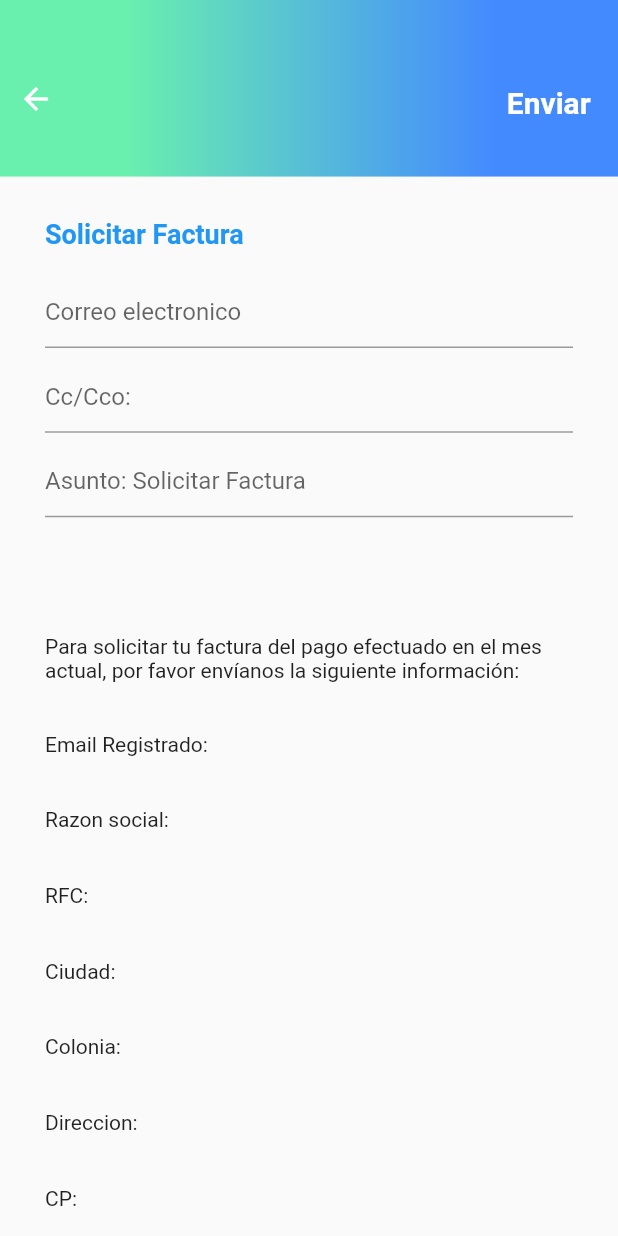
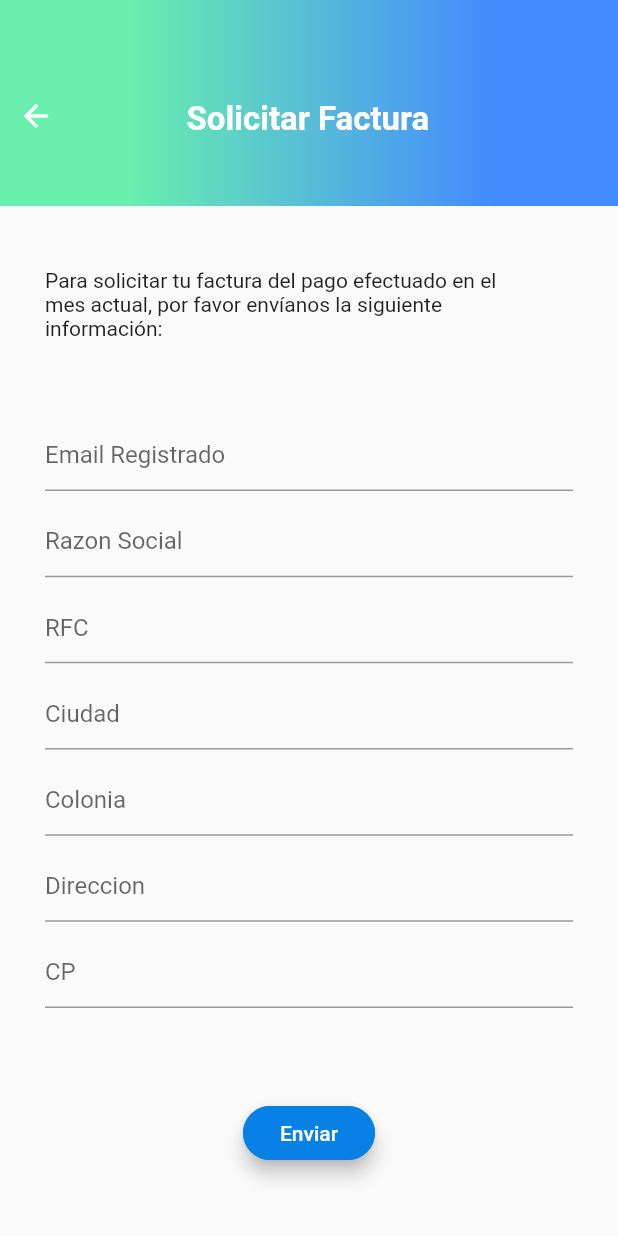
Before and after one commit to incafox/treinoApp, a Flutter app: the SolicitaFactura screen opened directly, on a phone screen of 412 x 824 dp. Run offline on Flutter 3.47's test engine with Material 2 defaults, Android fonts, the phone set to English and light mode, and no system bars; our stand-ins replace dio, flutter_bloc, flutter_map, google_maps_flutter, latlong; missing offline and left inert: rabbit_converter, unorm_dart.

Commit message:
Solicitar factura avance

```diff
--- a/lib/main.dart
+++ b/lib/main.dart
@@ -10,8 +10,7 @@ import 'package:treino/states/externalControlTab.dart';
 import 'package:treino/states/getSolicitudes.dart';
 import 'package:treino/states/getSolicitudesPasadas.dart';
 import 'package:treino/states/gymsPerCategory.dart';
-import 'dart:async';
-
+import 'package:treino/states/solicitarfactura.dart';
 import 'package:treino/states/login.dart';
 import 'package:treino/states/membresias.dart';
 import 'package:treino/states/recoverpass.dart';
@@ -48,6 +47,9 @@ class MyApp extends StatelessWidget {
           ),
           BlocProvider<SolicitudesCubit>(
             create: (BuildContext context) => SolicitudesCubit(),
+          ),
+          BlocProvider<SolicitarFacturaCubit>(
+            create: (BuildContext context) => SolicitarFacturaCubit(),
           ),
           BlocProvider<SolicitudesPasadasCubit>(
             create: (BuildContext context) => SolicitudesPasadasCubit(),
--- a/lib/solicita_factura/solicita_factura.dart
+++ b/lib/solicita_factura/solicita_factura.dart
@@ -1,4 +1,5 @@
 import 'package:flutter/material.dart';
+import 'package:treino/states/solicitarfactura.dart';
 
 class SolicitaFactura extends StatefulWidget {
   @override
@@ -6,6 +7,15 @@ class SolicitaFactura extends StatefulWidget {
 }
 
 class _SolicitaFacturaState extends State<SolicitaFactura> {
+
+  TextEditingController email = TextEditingController();
+  TextEditingController razonSocial = TextEditingController();
+  TextEditingController rfc = TextEditingController();
+  TextEditingController ciudad = TextEditingController();
+  TextEditingController colonia = TextEditingController();
+  TextEditingController direccion = TextEditingController();
+  TextEditingController cp = TextEditingController();
+
   @override
   Widget build(BuildContext context) {
     return Scaffold(
@@ -29,7 +39,7 @@ class _SolicitaFacturaState extends State<SolicitaFactura> {
                  child: Row(
                     children: <Widget>[
                       Expanded(
-                        flex: 4,
+                        flex: 1,
                         child: Container(
                           alignment: Alignment(-1,0.2),
                           child: BackButton(
@@ -38,13 +48,17 @@ class _SolicitaFacturaState extends State<SolicitaFactura> {
                         )
                       ),
                       Expanded(
-                        flex: 1,
+                        flex: 4,
                         child: Container(
-                          padding: EdgeInsets.fromLTRB(0.0, 0.0, 10, 0.0),
-                          alignment: Alignment(0, 0.2),
+                        alignment: Alignment(-0.5,0.2),
                           child: Text(
-                            "Enviar",
-                            style: TextStyle(color: Colors.white, fontSize: 20, fontWeight: FontWeight.bold),
+                              "Solicitar Factura",
+                              style: TextStyle(
+                                fontWeight: FontWeight.bold,
+                                fontSize: 22,
+                                color: Colors.white,
+                                decorationColor: Colors.blue,
+                              ),
                             ),
                         )
                       ),
@@ -53,42 +67,40 @@ class _SolicitaFacturaState extends State<SolicitaFactura> {
                 ),
               ),
                Expanded(
-                flex: 2,
+                flex: 1,
                 child: Padding(
                   padding: const EdgeInsets.fromLTRB(30.0, 10.0, 30.0, 0.0),
                   child: Column(
                     children: [
                       Expanded(
                         flex: 1,
-                        child: Row(
-                        children: [
-                          Expanded(
-                            flex: 5,
-                            child: Text(
-                              "Solicitar Factura",
-                              style: TextStyle(
-                                fontWeight: FontWeight.bold,
-                                fontSize: 18,
-                                color: Colors.blue,
-                                decorationColor: Colors.blue,
+                        child: Container(
+                          padding: EdgeInsets.fromLTRB(0.0, 0, 30.0, 0),
+                          alignment: Alignment(0,0),
+                          child:  Text(
+                            """Para solicitar tu factura del pago efectuado en el mes actual, por favor envíanos la siguiente información:
+                          """),
+                        ),
+                      ),
+                    ],
                   ),
                 ),
               ),
                Expanded(
+                flex: 3,
+                child: Container(
+                  padding: EdgeInsets.fromLTRB(30.0, 0, 30.0, 10),
+                  alignment: Alignment(-1,0),
+                  child: Column(
+                  children: [
+                    Expanded(
                       flex: 1,
                       child: Container(
-                              alignment: Alignment(1, 0),
-                              child: Text(""),
-                            ),
-                          )
-                        ],
-                        ),
-                      ),
-                      Expanded(
-                        flex: 1,
-                        child:  TextFormField(
-                        // controller: this.correoController,
-                        decoration: InputDecoration(hintText: "Correo electronico"),
+                        alignment: Alignment(-1,0),
+                        child: TextFormField(
+                          //controller: this.correoController,
+                          controller: this.email,
+                          decoration: InputDecoration(hintText: "Email Registrado"),
                           validator: (value) {
                             if (value.isEmpty) {
                               return 'Please enter some text';
@@ -97,11 +109,15 @@ class _SolicitaFacturaState extends State<SolicitaFactura> {
                           },
                         ),
                       ),
+                    ),
                     Expanded(
                       flex: 1,
+                      child: Container(
+                        alignment: Alignment(-1,0),
                         child: TextFormField(
                           //controller: this.correoController,
-                          decoration: InputDecoration(hintText: "Cc/Cco:"),
+                          controller: this.razonSocial,
+                          decoration: InputDecoration(hintText: "Razon Social"),
                           validator: (value) {
                             if (value.isEmpty) {
                               return 'Please enter some text';
@@ -110,11 +126,15 @@ class _SolicitaFacturaState extends State<SolicitaFactura> {
                           },
                         ),
                       ),
+                    ),
                     Expanded(
                       flex: 1,
+                      child: Container(
+                        alignment: Alignment(-1,0),
                         child: TextFormField(
                           //controller: this.correoController,
-                          decoration: InputDecoration(hintText: "Asunto: Solicitar Factura"),
+                          controller: this.rfc,
+                          decoration: InputDecoration(hintText: "RFC"),
                           validator: (value) {
                             if (value.isEmpty) {
                               return 'Please enter some text';
@@ -123,78 +143,72 @@ class _SolicitaFacturaState extends State<SolicitaFactura> {
                           },
                         ),
                       ),
-
-                    ],
+                    ),
+                    Expanded(
+                      flex: 1,
+                      child: Container(
+                        alignment: Alignment(-1,0),
+                        child: TextFormField(
+                          //controller: this.correoController,
+                          controller: this.ciudad,
+                          decoration: InputDecoration(hintText: "Ciudad"),
+                          validator: (value) {
+                            if (value.isEmpty) {
+                              return 'Please enter some text';
+                            }
+                            return null;
+                          },
                         ),
                       ),
                     ),
                     Expanded(
                       flex: 1,
                       child: Container(
-                  padding: EdgeInsets.fromLTRB(30.0, 0, 30.0, 0),
-                  alignment: Alignment(-1,1),
-                  child:  Text(
-                    """Para solicitar tu factura del pago efectuado en el mes actual, por favor envíanos la siguiente información:
-                  """),
+                        alignment: Alignment(-1,0),
+                        child: TextFormField(
+                          //controller: this.correoController,
+                          controller: this.colonia,
+                          decoration: InputDecoration(hintText: "Colonia"),
+                          validator: (value) {
+                            if (value.isEmpty) {
+                              return 'Please enter some text';
+                            }
+                            return null;
+                          },
                         ),
-              ),
-               Expanded(
-                flex: 3,
-                child: Container(
-                  padding: EdgeInsets.fromLTRB(30.0, 0, 30.0, 0),
-                  alignment: Alignment(-1,0),
-                  child: Column(
-                  children: [
-                    Expanded(
-                      flex: 1,
-                      child: Container(
-                        alignment: Alignment(-1,0),
-                        child: Text("Email Registrado:"),
                       ),
                     ),
                     Expanded(
                       flex: 1,
                       child: Container(
                         alignment: Alignment(-1,0),
-                        child: Text("Razon social:"),
+                        child:TextFormField(
+                          //controller: this.correoController,
+                          controller: this.direccion,
+                          decoration: InputDecoration(hintText: "Direccion"),
+                          validator: (value) {
+                            if (value.isEmpty) {
+                              return 'Please enter some text';
+                            }
+                            return null;
+                          },
+                        ),
                       ),
                     ),
                     Expanded(
                       flex: 1,
-                      child: Container(
+                      child:   Container(
                         alignment: Alignment(-1,0),
-                        child: Text("RFC:"),
-                      ),
-                    ),
-                    Expanded(
-                      flex: 1,
-                      child: Container(
-                        alignment: Alignment(-1,0),
-                        child: Text("Ciudad:"),
-                      ),
-                    ),
-                    Expanded(
-                      flex: 1,
-                      child: Container(
-                        alignment: Alignment(-1,0),
-                        child: Text("Colonia:"),
-                      ),
-                    ),
-                    Expanded(
-                      flex: 1,
-                      child: Container(
-                        alignment: Alignment(-1,0),
-                        child: Text("Direccion:"),
-                      ),
-                    ),
-                    Expanded(
-                      flex: 1,
-                      child: Container(
-                        alignment: Alignment(-1,0),
-                        child: Text("CP:"),
-                      ),
-                    ),
-                  ],
+                        child:  TextFormField(
+                          //controller: this.correoController,
+                          controller: this.cp,
+                          decoration: InputDecoration(hintText: "CP"),
+                          validator: (value) {
+                            if (value.isEmpty) {
+                              return 'Please enter some text';
+                            }
+                            return null;
+                          },
                         ),
                       ),
                     ),
@@ -202,8 +216,46 @@ class _SolicitaFacturaState extends State<SolicitaFactura> {
                 ),
                 ),
               ),
+              Expanded(
+                flex: 1,
+                child: Center(
+                  child: RaisedButton(
+                    elevation: 5,
+                    child: Text(
+                      "Enviar",
+                      style: TextStyle(color: Colors.white),
+                    ),
+                    shape: RoundedRectangleBorder(
+                        borderRadius: new BorderRadius.circular(28.0),
+                        side: BorderSide(color: Color(0xff0781e5))),
+                    color: Color(0xff0781e5),
+                    onPressed: () {
+                      if(
+                        this.email.text == '' || this.razonSocial.text == '' || this.email.text == '' ||
+                        this.ciudad.text == '' || this.colonia.text == '' || this.direccion.text == '' ||
+                        this.cp.text == ''
+                      ){
+                        _notification(context, "Error!. Uno o mas campos de texto se encuentran vacios");
+                        return;
+                      }
 
+                      //context.bloc<SolicitarFacturaCubit>().facturaRequest();
 
+                    }),
+                ),
+              ),
+            ],
+          ),
+        ),
+      ),
+    );
+  }
+
+   void _notification(BuildContext context, String message) {
+    Scaffold.of(context).showSnackBar(
+      SnackBar(
+        content: Text(message),
+      ),
     );
   }
 }
--- a/lib/states/register.dart
+++ b/lib/states/register.dart
@@ -1,10 +1,8 @@
 import 'dart:async';
 import 'dart:convert';
 import 'dart:io';
-import 'package:flutter/material.dart';
 import 'package:flutter_bloc/flutter_bloc.dart';
 import 'package:http/http.dart' as http;
-import 'package:dio/dio.dart';
 
 class RegisterCubit extends Cubit<int> {
   RegisterCubit() : super(0);
```
Also changed, not shown: lib/states/solicitarfactura.dart (added, +37 -0 lines). Lines whose indentation alone changed are shown as unchanged.
